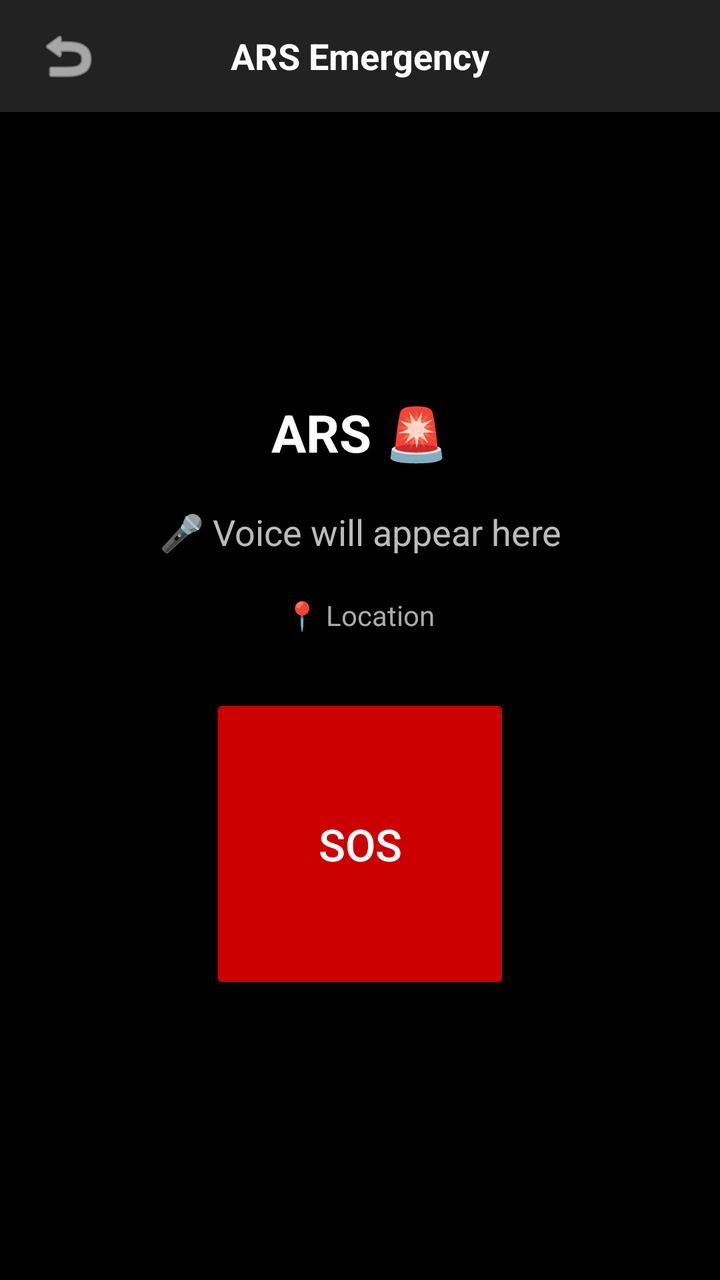
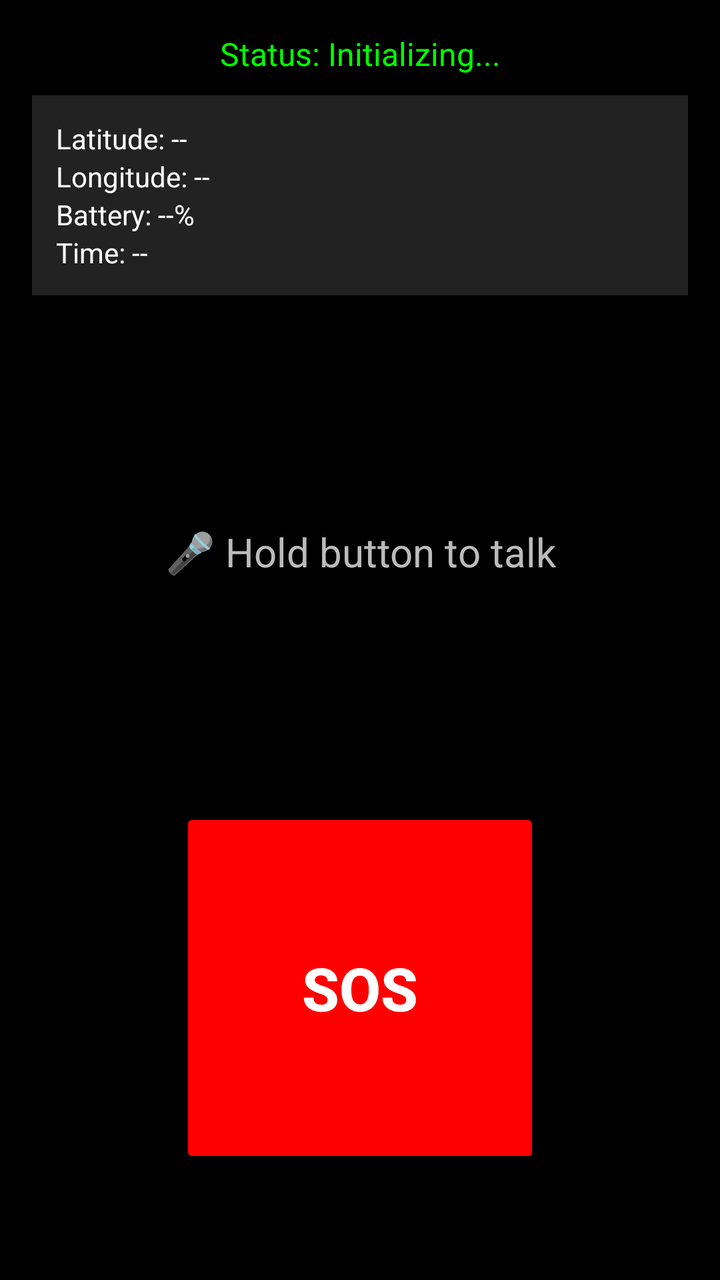

Screens rendered from an Android XML layout before and after an edit, with the pre-edit source and the edit as a unified diff.
<!-- AndroidManifest.xml: application theme Theme.AppCompat.Light.NoActionBar -->
<!-- res/layout/activity_main.xml -->
<LinearLayout
    xmlns:android="http://schemas.android.com/apk/res/android"
    android:layout_width="match_parent"
    android:layout_height="match_parent"
    android:orientation="vertical"
    android:background="@android:color/black"
    android:padding="0dp">

    
    <RelativeLayout
        android:layout_width="match_parent"
        android:layout_height="?attr/actionBarSize"
        android:background="#222222"
        android:paddingHorizontal="10dp">

        <ImageButton
            android:id="@+id/backButton"
            android:layout_width="48dp"
            android:layout_height="48dp"
            android:layout_centerVertical="true"
            android:background="?attr/selectableItemBackgroundBorderless"
            android:src="@android:drawable/ic_menu_revert"
            android:contentDescription="Back"
            android:tint="@android:color/white"/>

        <TextView
            android:layout_width="wrap_content"
            android:layout_height="wrap_content"
            android:layout_centerInParent="true"
            android:text="ARS Emergency"
            android:textColor="@android:color/white"
            android:textSize="18sp"
            android:textStyle="bold"/>
    </RelativeLayout>

    <LinearLayout
        android:layout_width="match_parent"
        android:layout_height="match_parent"
        android:orientation="vertical"
        android:gravity="center"
        android:padding="20dp">

        <TextView
            android:layout_width="wrap_content"
            android:layout_height="wrap_content"
            android:text="ARS 🚨"
            android:textSize="26sp"
            android:textStyle="bold"
            android:textColor="@android:color/white"
            android:layout_marginBottom="20dp"/>

        <TextView
            android:id="@+id/voiceText"
            android:layout_width="wrap_content"
            android:layout_height="wrap_content"
            android:text="🎤 Voice will appear here"
            android:textSize="18sp"
            android:gravity="center"
            android:textColor="#BBBBBB"
            android:layout_marginBottom="20dp"/>

        <TextView
            android:id="@+id/locationText"
            android:layout_width="wrap_content"
            android:layout_height="wrap_content"
            android:text="📍 Location"
            android:gravity="center"
            android:textColor="#AAAAAA"
            android:layout_marginBottom="30dp"/>

        <Button
            android:id="@+id/sosButton"
            android:text="SOS"
            android:textSize="22sp"
            android:layout_width="150dp"
            android:layout_height="150dp"
            android:backgroundTint="@android:color/holo_red_dark"
            android:textColor="@android:color/white"/>
    </LinearLayout>

</LinearLayout>
<!-- resources referenced by this layout -->
<resources>

</resources>

<!-- the commit's change to res/layout/activity_main.xml (unified diff, before → after) -->
@@ -1,81 +1,80 @@
+<?xml version="1.0" encoding="utf-8"?>
 <LinearLayout
     xmlns:android="http://schemas.android.com/apk/res/android"
     android:layout_width="match_parent"
     android:layout_height="match_parent"
     android:orientation="vertical"
     android:background="@android:color/black"
-    android:padding="0dp">
+    android:padding="16dp">
 
-    
-    <RelativeLayout
+    <TextView
+        android:id="@+id/tvStatus"
         android:layout_width="match_parent"
-        android:layout_height="?attr/actionBarSize"
-        android:background="#222222"
-        android:paddingHorizontal="10dp">
-
-        <ImageButton
-            android:id="@+id/backButton"
-            android:layout_width="48dp"
-            android:layout_height="48dp"
-            android:layout_centerVertical="true"
-            android:background="?attr/selectableItemBackgroundBorderless"
-            android:src="@android:drawable/ic_menu_revert"
-            android:contentDescription="Back"
-            android:tint="@android:color/white"/>
-
-        <TextView
-            android:layout_width="wrap_content"
-            android:layout_height="wrap_content"
-            android:layout_centerInParent="true"
-            android:text="ARS Emergency"
-            android:textColor="@android:color/white"
-            android:textSize="18sp"
-            android:textStyle="bold"/>
-    </RelativeLayout>
+        android:layout_height="wrap_content"
+        android:text="Status: Initializing..."
+        android:textColor="#00FF00"
+        android:textSize="16sp"
+        android:gravity="center"
+        android:layout_marginBottom="10dp"/>
 
     <LinearLayout
         android:layout_width="match_parent"
-        android:layout_height="match_parent"
+        android:layout_height="wrap_content"
         android:orientation="vertical"
-        android:gravity="center"
-        android:padding="20dp">
+        android:background="#222222"
+        android:padding="12dp"
+        android:layout_marginBottom="20dp">
 
         <TextView
+            android:id="@+id/tvLat"
             android:layout_width="wrap_content"
             android:layout_height="wrap_content"
-            android:text="ARS 🚨"
-            android:textSize="26sp"
-            android:textStyle="bold"
-            android:textColor="@android:color/white"
-            android:layout_marginBottom="20dp"/>
+            android:text="Latitude: --"
+            android:textColor="@android:color/white"/>
 
         <TextView
-            android:id="@+id/voiceText"
+            android:id="@+id/tvLon"
             android:layout_width="wrap_content"
             android:layout_height="wrap_content"
-            android:text="🎤 Voice will appear here"
-            android:textSize="18sp"
-            android:gravity="center"
-            android:textColor="#BBBBBB"
-            android:layout_marginBottom="20dp"/>
+            android:text="Longitude: --"
+            android:textColor="@android:color/white"/>
 
         <TextView
-            android:id="@+id/locationText"
+            android:id="@+id/tvBattery"
             android:layout_width="wrap_content"
             android:layout_height="wrap_content"
-            android:text="📍 Location"
-            android:gravity="center"
-            android:textColor="#AAAAAA"
-            android:layout_marginBottom="30dp"/>
+            android:text="Battery: --%"
+            android:textColor="@android:color/white"/>
 
-        <Button
-            android:id="@+id/sosButton"
-            android:text="SOS"
-            android:textSize="22sp"
-            android:layout_width="150dp"
-            android:layout_height="150dp"
-            android:backgroundTint="@android:color/holo_red_dark"
+        <TextView
+            android:id="@+id/tvTimestamp"
+            android:layout_width="wrap_content"
+            android:layout_height="wrap_content"
+            android:text="Time: --"
             android:textColor="@android:color/white"/>
     </LinearLayout>
 
+    <TextView
+        android:id="@+id/voiceText"
+        android:layout_width="match_parent"
+        android:layout_height="0dp"
+        android:layout_weight="1"
+        android:text="🎤 Hold button to talk"
+        android:textSize="20sp"
+        android:gravity="center"
+        android:textColor="#BBBBBB"
+        android:layout_marginBottom="20dp"/>
+
+    <Button
+        android:id="@+id/sosButton"
+        android:layout_width="180dp"
+        android:layout_height="180dp"
+        android:layout_gravity="center"
+        android:text="SOS"
+        android:textSize="30sp"
+        android:textStyle="bold"
+        android:backgroundTint="#FF0000"
+        android:textColor="@android:color/white"
+        android:layout_marginBottom="40dp"/>
+
 </LinearLayout>
